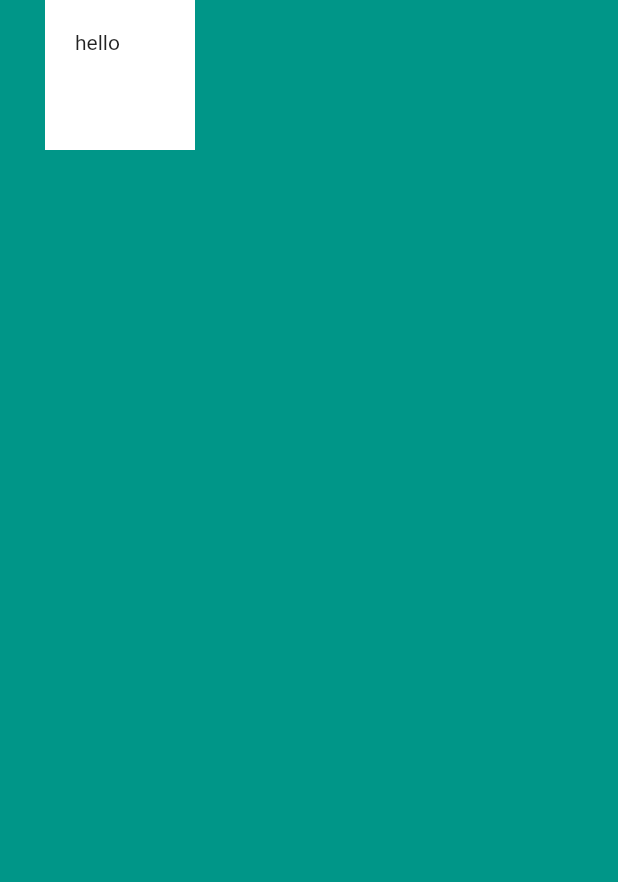
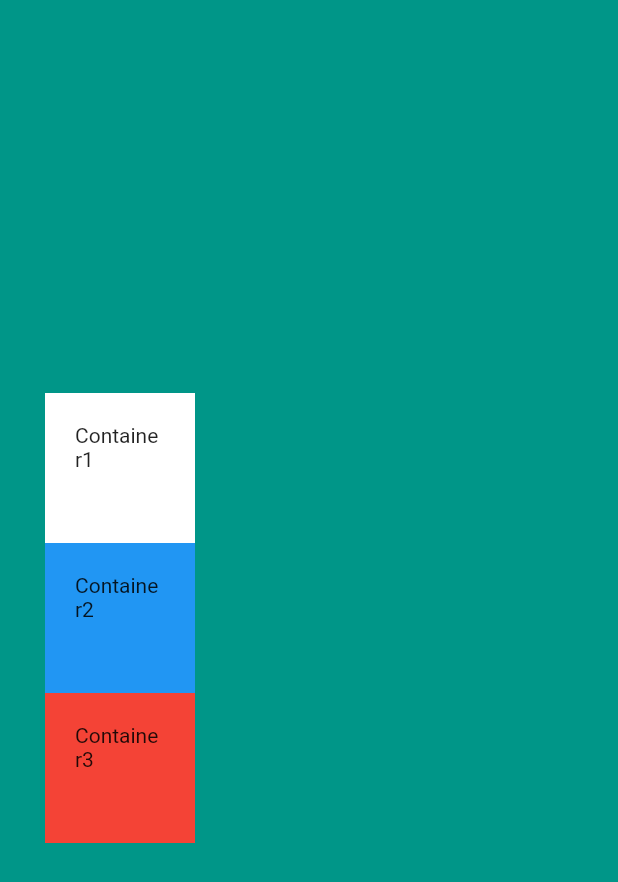
Before and after one commit to JinJoa/mi_card_flutter, a Flutter app: the screen it shows after launch, on a phone screen of 412 x 824 dp. Shown: the top 882 px of the screen. Run offline on Flutter 3.47's test engine with Material 2 defaults, Android fonts, the phone set to English and light mode, and no system bars.

Commit message:
lecture number 42

```diff
--- a/lib/main.dart
+++ b/lib/main.dart
@@ -10,14 +10,37 @@ class MyApp extends StatelessWidget {
       home: Scaffold(
         backgroundColor: Colors.teal,
         body: SafeArea(
-            child: Container(
-                height: 100.0,
-                width: 100.0,
-                margin: EdgeInsets.only(left: 30.0),
-                padding: EdgeInsets.all(20.0),
-                color: Colors.white,
-                child: Text('hello')
+            child: Column(
+              mainAxisAlignment: MainAxisAlignment.center,
+              children: <Widget>[
+               Container(
+                   height: 100.0,
+                   width: 100.0,
+                   margin: EdgeInsets.only(left: 30.0),
+                   padding: EdgeInsets.all(20.0),
+                   color: Colors.white,
+                   child: Text('Container1')
 
+               ),
+               Container(
+                   height: 100.0,
+                   width: 100.0,
+                   margin: EdgeInsets.only(left: 30.0),
+                   padding: EdgeInsets.all(20.0),
+                   color: Colors.blue,
+                   child: Text('Container2')
+
+               ),
+               Container(
+                   height: 100.0,
+                   width: 100.0,
+                   margin: EdgeInsets.only(left: 30.0),
+                   padding: EdgeInsets.all(20.0),
+                   color: Colors.red,
+                   child: Text('Container3')
+
+               )
+             ],
             )),
       ),
     );
```
